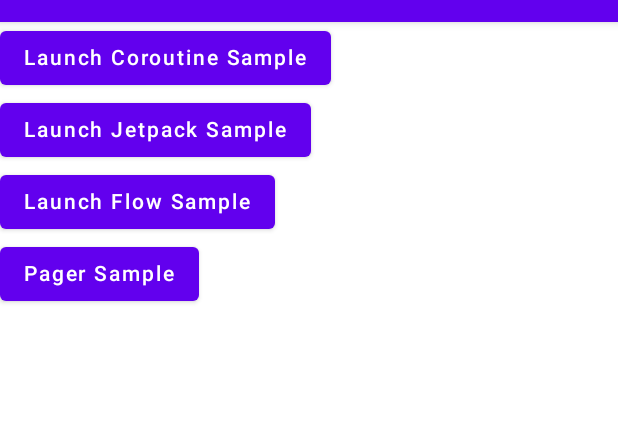
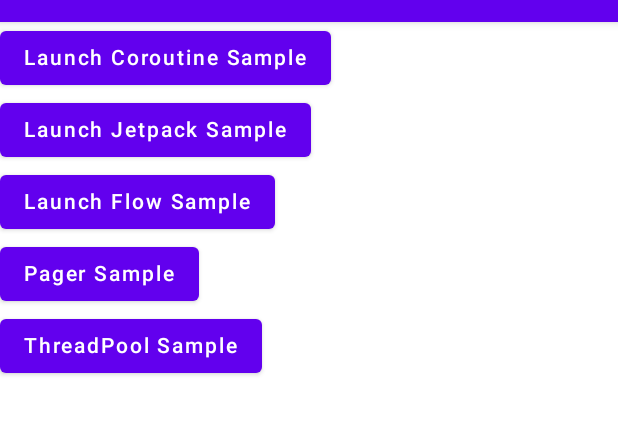
Before and after one commit to szaszpeter/BasicTools, an Android app built with Jetpack Compose: the screen it shows after launch (LauncherActivity), on a phone screen of 412 x 824 dp, the part 62-497 px from its top. Run offline under Robolectric (Android 15) with nearby library versions, the phone set to English and light mode, and no system bars; our stand-ins replace Dagger/Hilt's generated code.

Commit message:
Basic ThreadPool Sample

```diff
--- a/app/src/main/java/com/example/myapplication/BasicToolsApplication.kt
+++ b/app/src/main/java/com/example/myapplication/BasicToolsApplication.kt
@@ -2,7 +2,10 @@ package com.example.myapplication
 
 import android.app.Application
 import dagger.hilt.android.HiltAndroidApp
+import java.util.concurrent.ExecutorService
+import java.util.concurrent.Executors
 
 @HiltAndroidApp
 class BasicToolsApplication: Application() {
+    val executorService: ExecutorService = Executors.newFixedThreadPool(4)
 }
--- a/app/src/main/java/com/example/myapplication/navigation/mainmenu/MenuFragment.kt
+++ b/app/src/main/java/com/example/myapplication/navigation/mainmenu/MenuFragment.kt
@@ -34,6 +34,7 @@ class MenuFragment : Fragment() {
             JetpackSamples()
             FlowSamples()
             PagerSample()
+            ThreadPoolSample()
         }
     }
 
@@ -73,4 +74,14 @@ class MenuFragment : Fragment() {
             Text(text = "Pager Sample")
         }
     }
+
+    @Composable
+    fun ThreadPoolSample() {
+        val view = LocalView.current
+        Button(onClick = {
+            Navigation.findNavController(view).navigate(R.id.action_menuFragment_to_threadPoolFragment)
+        }) {
+            Text(text = "ThreadPool Sample")
+        }
+    }
 }
--- a/app/src/main/res/navigation/navigation.xml
+++ b/app/src/main/res/navigation/navigation.xml
@@ -32,6 +32,9 @@
         <action
             android:id="@+id/action_menuFragment_to_pagerFragment"
             app:destination="@id/pagerFragment" />
+        <action
+            android:id="@+id/action_menuFragment_to_threadPoolFragment"
+            app:destination="@id/threadPoolFragment" />
     </fragment>
 
     <fragment
@@ -51,6 +54,10 @@
         android:name="com.example.myapplication.pager.PagerFragment"
         android:label="fragment_pager"
         tools:layout="@layout/fragment_pager" />
+    <fragment
+        android:id="@+id/threadPoolFragment"
+        android:name="com.example.myapplication.threadpool.ThreadPoolFragment"
+        android:label="ThreadPoolFragment" />
 
 
 </navigation>
```
Also changed, not shown: app/src/main/java/com/example/myapplication/threadpool/ThreadPoolFragment.kt (added, +72 -0 lines), app/src/main/java/com/example/myapplication/threadpool/ThreadPoolModule.kt (added, +24 -0 lines), app/src/main/java/com/example/myapplication/threadpool/ThreadPoolSampleRepository.kt (added, +42 -0 lines), app/src/main/java/com/example/myapplication/threadpool/ThreadPoolViewModel.kt (added, +16 -0 lines).
